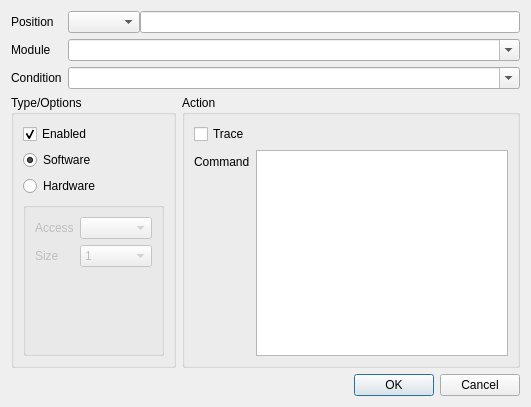
This is src/dialogs/BreakpointsDialog.ui in rizinorg/cutter as Qt 5 draws it before an edit. The edited form follows.
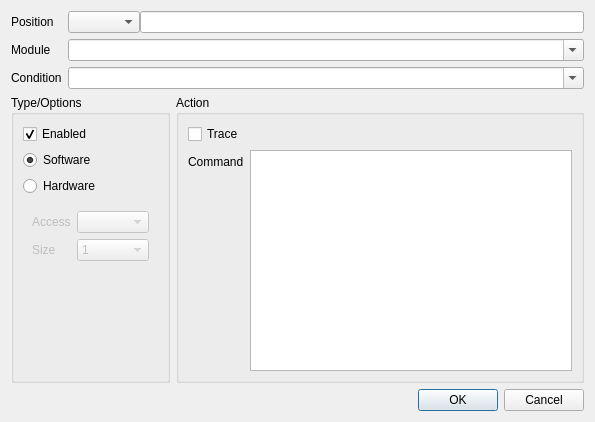
This is the edited form.

Commit message: Remove frame around hardware breakpoint settings.

The edit to the form file:
```diff
--- a/src/dialogs/BreakpointsDialog.ui
+++ b/src/dialogs/BreakpointsDialog.ui
@@ -6,8 +6,8 @@
    <rect>
     <x>0</x>
     <y>0</y>
-    <width>531</width>
-    <height>407</height>
+    <width>595</width>
+    <height>422</height>
    </rect>
   </property>
   <property name="windowTitle">
@@ -154,16 +154,10 @@
          </widget>
         </item>
         <item>
-         <widget class="QGroupBox" name="hwConfigBox">
+         <widget class="QWidget" name="hwConfigBox">
           <property name="enabled">
            <bool>false</bool>
           </property>
-          <property name="title">
-           <string/>
-          </property>
-          <property name="flat">
-           <bool>true</bool>
-          </property>
           <layout class="QFormLayout" name="formLayout_2">
            <item row="0" column="1">
             <widget class="QComboBox" name="hwPermissions"/>
@@ -215,6 +209,19 @@
           </layout>
          </widget>
         </item>
+        <item>
+         <spacer name="verticalSpacer">
+          <property name="orientation">
+           <enum>Qt::Vertical</enum>
+          </property>
+          <property name="sizeHint" stdset="0">
+           <size>
+            <width>20</width>
+            <height>40</height>
+           </size>
+          </property>
+         </spacer>
+        </item>
        </layout>
       </widget>
      </item>
```
